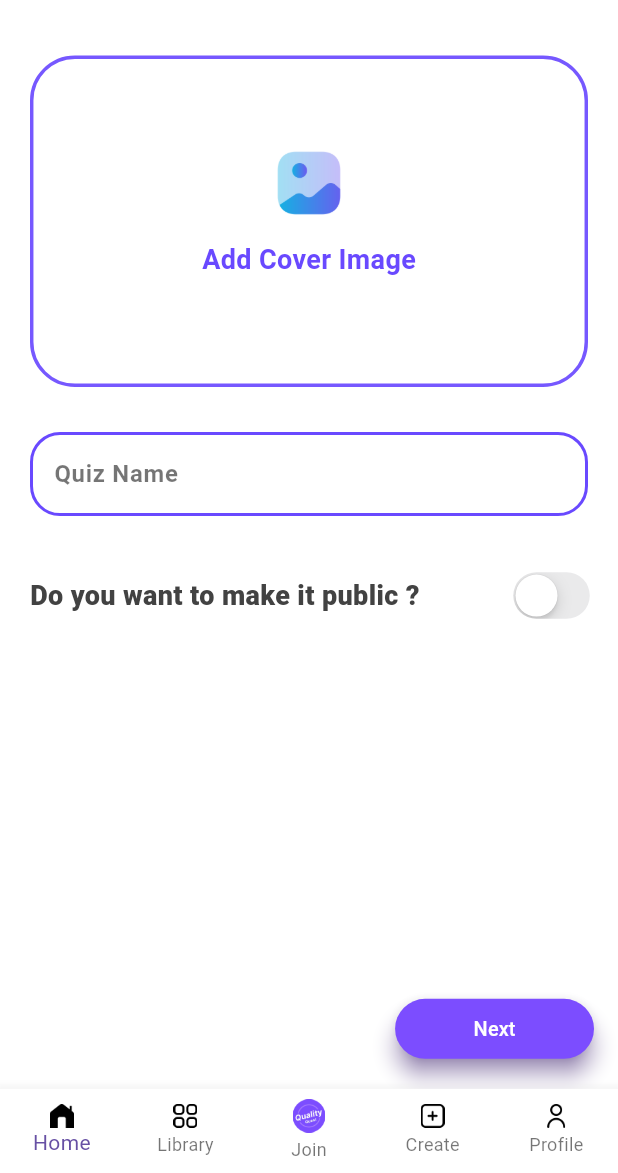
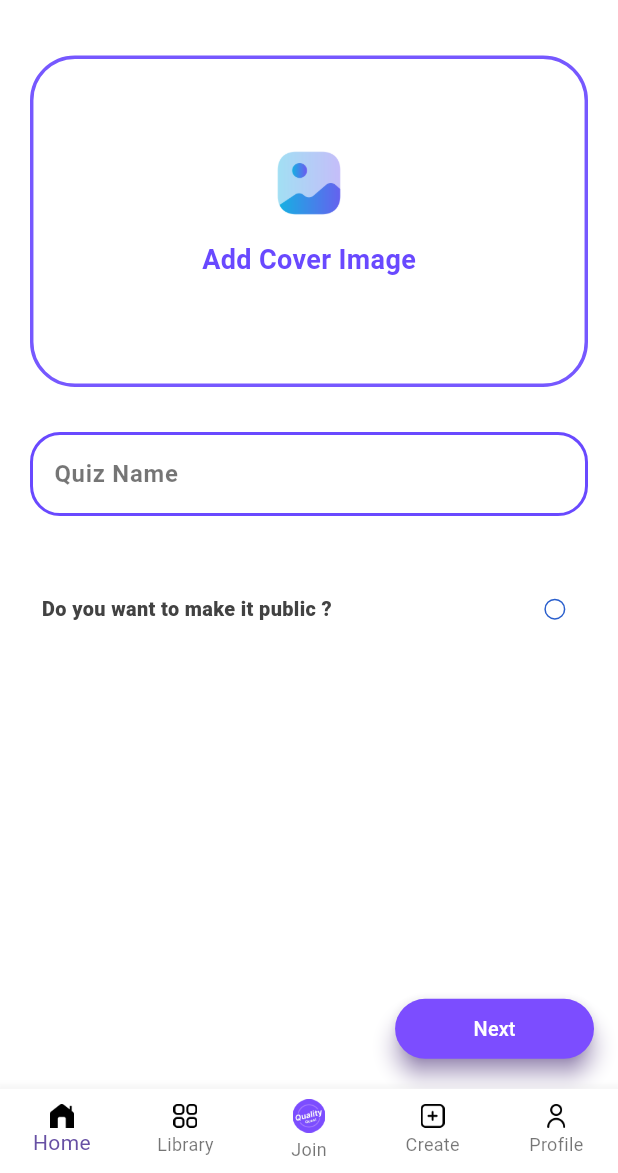
Before and after one commit to Devaxiis/quality_quest, a Flutter app: the screen it shows after launch, swiped to page 4, on a phone screen of 412 x 824 dp, the part 63-1236 px from its top. Run offline on Flutter 3.47's test engine with Material 2 defaults, Android fonts, the phone set to English and light mode, and no system bars; our stand-ins replace bloc, device_info_plus, equatable, flutter_bloc, flutter_screenutil, freezed_annotation and 1 more; project files that could hold a hidden picture were left out.

Commit message:
Improved Responsiveness

```diff
--- a/lib/presentation/screens/create_screen/pre_create_screen/pre_create_screen.dart
+++ b/lib/presentation/screens/create_screen/pre_create_screen/pre_create_screen.dart
@@ -72,7 +72,7 @@ class _PreCreateScreenState extends State<PreCreateScreen> {
             ),
             const SizedBox(height: 40),
             Padding(
-              padding: EdgeInsets.only(right: 20.sp),
+              padding: EdgeInsets.only(left: 9.sp),
               child: Row(
                 mainAxisAlignment: MainAxisAlignment.spaceBetween,
                 children: [
@@ -81,13 +81,21 @@ class _PreCreateScreenState extends State<PreCreateScreen> {
                     style: Style.createWantToMakePublicST,
                   ),
                   SizedBox(
-                    height: 15.sp,
-                    width: 15.sp,
-                    child: CupertinoSwitch(
-                      activeColor: CustomColors.oxFF6949FF,
+                    height: 50.sp,
+                    width: 50.sp,
+                    child: CupertinoCheckbox(
+                      activeColor: CustomColors.oxFF295ECC,
+                      shape: RoundedRectangleBorder(
+                        borderRadius: BorderRadius.all(
+                          Radius.circular(7),
+                        ),
+                      ),
+                      side: const BorderSide(color: CustomColors.oxFF295ECC),
                       value: _toggleSwitch,
-                      onChanged: (value) {
-                        setState(() => _toggleSwitch = value);
+                      onChanged: (ind) {
+                        setState(() {
+                          _toggleSwitch = !_toggleSwitch;
+                        });
                       },
                     ),
                   ),
--- a/lib/services/constants/style.dart
+++ b/lib/services/constants/style.dart
@@ -2,23 +2,70 @@ import 'package:flutter_screenutil/flutter_screenutil.dart';
 import 'package:quality_quest/library.dart';
 
 sealed class Style {
+  static final createAccountSt = TextStyle(
+    fontSize: 30.sp,
+    fontWeight: FontWeight.w600,
+  );
+  static final signUpAlertST = TextStyle(
+    fontSize: 18.sp,
+    fontWeight: FontWeight.w400,
+  );
+  static final helloThereST =
+      TextStyle(fontSize: 30.sp, fontWeight: FontWeight.w600);
+  static final notHaveAccountST = TextStyle(
+    fontSize: 16.sp,
+    color: Colors.grey.shade700,
+    fontWeight: FontWeight.w600,
+  );
+  static final signUpST = TextStyle(
+    fontSize: 16.sp,
+    color: Colors.deepPurple.shade700,
+    fontWeight: FontWeight.w600,
+  );
+  static final welcomeST = TextStyle(
+    color: Colors.deepPurple.shade700,
+    fontSize: 22.sp,
+    fontWeight: FontWeight.w500,
+  );
+  static final successfullyCreatedAccountST = TextStyle(
+    color: Colors.grey.shade700,
+    fontSize: 15.sp,
+    fontWeight: FontWeight.w500,
+  );
 
-  static final createAccountSt = TextStyle(fontSize: 30.sp,fontWeight: FontWeight.w600,);
-  static final signUpAlertST = TextStyle(fontSize: 18.sp,fontWeight: FontWeight.w400,);
-  static final helloThereST = TextStyle(fontSize: 30.sp, fontWeight: FontWeight.w600);
-  static final notHaveAccountST = TextStyle(fontSize: 16.sp,color: Colors.grey.shade700,fontWeight: FontWeight.w600,);
-  static final signUpST = TextStyle(fontSize: 16.sp,color: Colors.deepPurple.shade700,fontWeight: FontWeight.w600,);
-  static final welcomeST =  TextStyle(color: Colors.deepPurple.shade700,fontSize: 22.sp,fontWeight: FontWeight.w500,);
-  static final successfullyCreatedAccountST =  TextStyle(color: Colors.grey.shade700,fontSize: 15.sp,fontWeight: FontWeight.w500,);
   // static final labelTextST =  Theme.of(context).textTheme.labelLarge;
-  static const introFirstST = TextStyle(color: Color(0xff212121),fontSize: 25,fontWeight: FontWeight.bold,);
-  static const introThirdST = TextStyle(color: Color(0xff212121),fontSize: 25,fontWeight: FontWeight.bold,);
-  static const introSecondST = TextStyle(color: Color(0xff212121),fontSize: 25,fontWeight: FontWeight.bold,);
-  static final editProfileST =  TextStyle(color: Colors.white,fontWeight: FontWeight.bold,fontSize: 15.sp);
-  static final emailEditST =  TextStyle(color: Colors.black,fontWeight: FontWeight.normal,fontSize: 15.sp,);
-  static final nameEditST =   TextStyle(color: Colors.black,fontWeight: FontWeight.bold,fontSize: 22.sp,);
-  static final qualityQuestST = TextStyle(color: Color(0xff6949ff),fontSize: 25.sp,fontWeight: FontWeight.bold,);
-
+  static const introFirstST = TextStyle(
+    color: Color(0xff212121),
+    fontSize: 25,
+    fontWeight: FontWeight.bold,
+  );
+  static const introThirdST = TextStyle(
+    color: Color(0xff212121),
+    fontSize: 25,
+    fontWeight: FontWeight.bold,
+  );
+  static const introSecondST = TextStyle(
+    color: Color(0xff212121),
+    fontSize: 25,
+    fontWeight: FontWeight.bold,
+  );
+  static final editProfileST = TextStyle(
+      color: Colors.white, fontWeight: FontWeight.bold, fontSize: 15.sp);
+  static final emailEditST = TextStyle(
+    color: Colors.black,
+    fontWeight: FontWeight.normal,
+    fontSize: 15.sp,
+  );
+  static final nameEditST = TextStyle(
+    color: Colors.black,
+    fontWeight: FontWeight.bold,
+    fontSize: 22.sp,
+  );
+  static final qualityQuestST = TextStyle(
+    color: const Color(0xff6949ff),
+    fontSize: 24.sp,
+    fontWeight: FontWeight.bold,
+  );
 
   static const settingsST = TextStyle(
     fontWeight: FontWeight.w600,
@@ -111,12 +158,41 @@ sealed class Style {
 
   // #Create Quiz
 
-  static const createQuizST = TextStyle(color: Color(0xFF6949FF),fontWeight: FontWeight.w800,);
-  static final createWantToMakePublicST = TextStyle(fontSize: 18,color: Colors.grey.shade800,fontWeight: FontWeight.w800,);
-  static const createAddCoverImageST = TextStyle(color: Color(0xFF6949FF),fontWeight: FontWeight.w700,fontSize: 18,);
-  static const createAddAnswerST = TextStyle(color: Color(0xFF295ECC),fontWeight: FontWeight.w800,fontSize: 28,);
-  static const createTextFieldST = TextStyle(color: Colors.white,fontWeight: FontWeight.w700,);
-  static const createAddYourAnswerST = TextStyle(color: Colors.white,fontWeight: FontWeight.w700,);
-  static const createCorrectAnswerST = TextStyle(color: Color(0xFF295ECC),fontWeight: FontWeight.w800,fontSize: 19,);
-  static final createTextST = TextStyle(color: Colors.white,fontSize: 23.sp,fontWeight: FontWeight.bold,);
+  static const createQuizST = TextStyle(
+    color: Color(0xFF6949FF),
+    fontWeight: FontWeight.w800,
+  );
+  static final createWantToMakePublicST = TextStyle(
+    fontSize: 15.sp,
+    color: Colors.grey.shade800,
+    fontWeight: FontWeight.w800,
+  );
+  static const createAddCoverImageST = TextStyle(
+    color: Color(0xFF6949FF),
+    fontWeight: FontWeight.w700,
+    fontSize: 18,
+  );
+  static const createAddAnswerST = TextStyle(
+    color: Color(0xFF295ECC),
+    fontWeight: FontWeight.w800,
+    fontSize: 28,
+  );
+  static const createTextFieldST = TextStyle(
+    color: Colors.white,
+    fontWeight: FontWeight.w700,
+  );
+  static const createAddYourAnswerST = TextStyle(
+    color: Colors.white,
+    fontWeight: FontWeight.w700,
+  );
+  static final createCorrectAnswerST = TextStyle(
+    color: const Color(0xFF295ECC),
+    fontWeight: FontWeight.w800,
+    fontSize: 19.sp,
+  );
+  static final createTextST = TextStyle(
+    color: Colors.white,
+    fontSize: 23.sp,
+    fontWeight: FontWeight.bold,
+  );
 }
```
